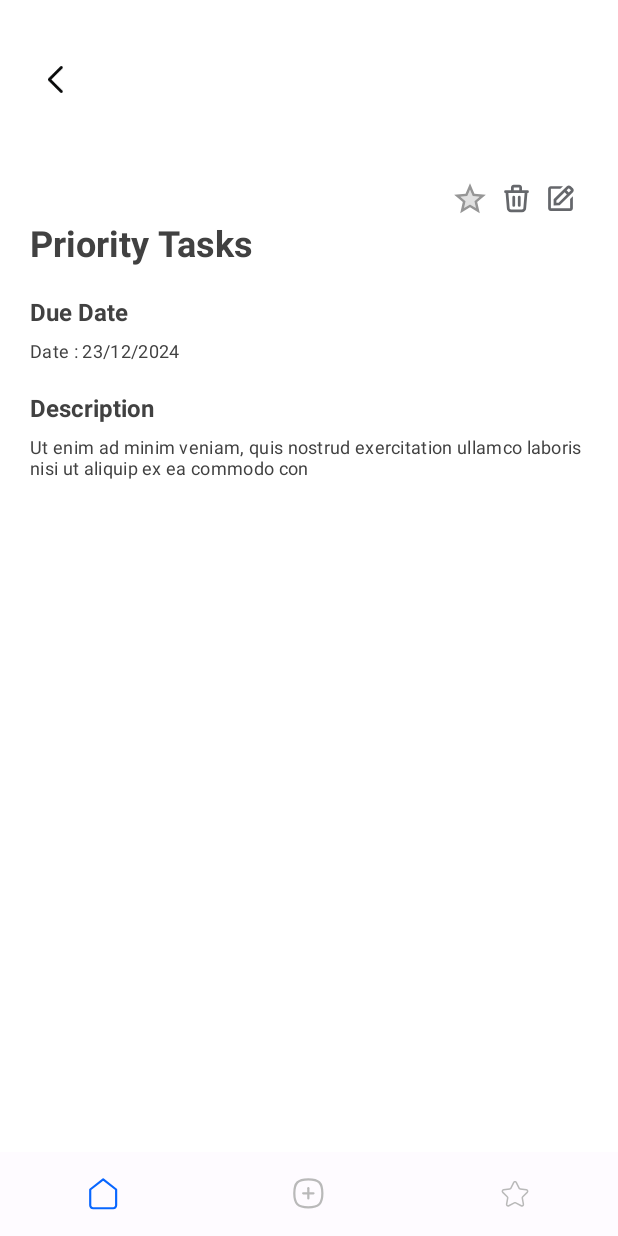
After one commit to Scar1109/TaskPivot, an Android app: the TaskViewScreen screen opened directly, with no data from a screen before it, on a phone screen of 412 x 824 dp. The commit adds this screen. Run offline under Robolectric (Android 15) with nearby library versions, the phone set to English and light mode, and no system bars.

Commit message:
TP | Task view screen UI

```diff
--- a/app/src/main/AndroidManifest.xml
+++ b/app/src/main/AndroidManifest.xml
@@ -13,6 +13,9 @@
         android:roundIcon="@mipmap/ic_launcher_round"
         android:supportsRtl="true"
         android:theme="@style/Theme.TaskPivot">
+        <activity
+            android:name=".modules.TaskViewScreen"
+            android:exported="false" />
         <activity
             android:name=".modules.PriorityScreen"
             android:exported="false" />
--- a/app/src/main/java/com/example/taskpivot/modules/HomeScreen.kt
+++ b/app/src/main/java/com/example/taskpivot/modules/HomeScreen.kt
@@ -30,7 +30,6 @@ class HomeScreen : AppCompatActivity(), TaskAdapter.OnDeleteClickListener, TaskA
 
     override fun onCreate(savedInstanceState: Bundle?) {
         super.onCreate(savedInstanceState)
-        setContentView(R.layout.activity_home_screen)
         enableEdgeToEdge()
 
         binding = ActivityHomeScreenBinding.inflate(layoutInflater)
--- /dev/null
+++ b/app/src/main/java/com/example/taskpivot/modules/TaskViewScreen.kt
@@ -0,0 +1,52 @@
+package com.example.taskpivot.modules
+
+import android.content.Intent
+import androidx.appcompat.app.AppCompatActivity
+import android.os.Bundle
+import androidx.activity.enableEdgeToEdge
+import com.example.taskpivot.R
+import com.example.taskpivot.databinding.ActivityHomeScreenBinding
+import com.example.taskpivot.databinding.ActivityTaskViewScreenBinding
+
+class TaskViewScreen : AppCompatActivity() {
+
+    private lateinit var binding: ActivityTaskViewScreenBinding
+    override fun onCreate(savedInstanceState: Bundle?) {
+        super.onCreate(savedInstanceState)
+        enableEdgeToEdge()
+
+        binding = ActivityTaskViewScreenBinding.inflate(layoutInflater)
+        setContentView(binding.root)
+
+        binding.backBtn.setOnClickListener {
+            finish()
+        }
+
+        //Bottom Navigation bar
+        binding.bottomNavigation.selectedItemId = R.id.page_1
+
+        binding.bottomNavigation.setOnNavigationItemSelectedListener { item ->
+            when (item.itemId) {
+                R.id.page_1 -> {
+                    val intent = Intent(this, HomeScreen::class.java)
+                    startActivity(intent)
+                    overridePendingTransition(R.anim.fade_in, R.anim.fade_out)
+                    true
+                }
+                R.id.page_2 -> {
+                    val intent = Intent(this, AddNewScreen::class.java)
+                    startActivity(intent)
+                    overridePendingTransition(R.anim.fade_in, R.anim.fade_out)
+                    true
+                }
+                R.id.page_3 -> {
+                    val intent = Intent(this, PriorityScreen::class.java)
+                    startActivity(intent)
+                    overridePendingTransition(R.anim.fade_in, R.anim.fade_out)
+                    true
+                }
+                else -> false
+            }
+        }
+    }
+}
--- /dev/null
+++ b/app/src/main/res/layout/activity_task_view_screen.xml
@@ -0,0 +1,142 @@
+<?xml version="1.0" encoding="utf-8"?>
+<androidx.constraintlayout.widget.ConstraintLayout xmlns:android="http://schemas.android.com/apk/res/android"
+    xmlns:app="http://schemas.android.com/apk/res-auto"
+    xmlns:tools="http://schemas.android.com/tools"
+    android:layout_width="match_parent"
+    android:layout_height="match_parent"
+    android:background="@color/primary_color"
+    tools:context=".modules.TaskViewScreen">
+
+    <com.google.android.material.bottomnavigation.BottomNavigationView
+        android:id="@+id/bottom_navigation"
+        style="@style/Widget.MaterialComponents.BottomNavigationView.Colored"
+        android:layout_width="match_parent"
+        android:layout_height="wrap_content"
+        android:background="@color/material_dynamic_neutral99"
+        app:itemHorizontalTranslationEnabled="false"
+        app:itemIconSize="24dp"
+        app:itemIconTint="@color/bottom_navigation_icon_color"
+        app:itemPaddingBottom="8dp"
+        app:itemPaddingTop="8dp"
+        app:itemRippleColor="@color/gray_400"
+        app:labelVisibilityMode="unlabeled"
+        app:layout_constraintBottom_toBottomOf="parent"
+        app:layout_constraintEnd_toEndOf="parent"
+        app:layout_constraintHorizontal_bias="0.0"
+        app:layout_constraintStart_toStartOf="parent"
+        app:menu="@menu/bottom_navigation_menu" />
+
+    <ImageView
+        android:id="@+id/back_btn"
+        android:layout_width="18dp"
+        android:layout_height="18dp"
+        android:layout_marginStart="28dp"
+        android:layout_marginTop="44dp"
+        app:layout_constraintStart_toStartOf="parent"
+        app:layout_constraintTop_toTopOf="parent"
+        app:srcCompat="@drawable/back_arrow_icon" />
+
+    <ScrollView
+        android:layout_width="0dp"
+        android:layout_height="0dp"
+        android:layout_marginTop="120dp"
+        android:orientation="vertical"
+        app:layout_constraintBottom_toTopOf="@+id/bottom_navigation"
+        app:layout_constraintEnd_toEndOf="parent"
+        app:layout_constraintStart_toStartOf="parent"
+        app:layout_constraintTop_toTopOf="parent"
+        app:layout_constraintVertical_bias="0.488">
+
+        <LinearLayout
+            android:layout_width="match_parent"
+            android:layout_height="wrap_content"
+            android:layout_marginStart="20dp"
+            android:layout_marginEnd="20dp"
+            android:orientation="vertical">
+
+            <LinearLayout
+                android:layout_width="match_parent"
+                android:layout_height="match_parent"
+                android:layout_gravity="end"
+                android:gravity="center_vertical|end"
+                android:orientation="horizontal">
+
+                <ImageView
+                    android:id="@+id/priority_btn"
+                    android:layout_width="25dp"
+                    android:layout_height="25dp"
+                    android:layout_marginEnd="7dp"
+                    app:srcCompat="@drawable/unliked_star" />
+
+                <ImageView
+                    android:id="@+id/delete_button"
+                    android:layout_width="22dp"
+                    android:layout_height="22dp"
+                    android:layout_marginEnd="7dp"
+                    app:srcCompat="@drawable/bx_delete" />
+
+                <ImageView
+                    android:id="@+id/edit_btn"
+                    android:layout_width="22dp"
+                    android:layout_height="22dp"
+                    android:layout_marginEnd="7dp"
+                    app:srcCompat="@drawable/bx_edit" />
+            </LinearLayout>
+
+            <TextView
+                android:id="@+id/task_title"
+                android:layout_width="match_parent"
+                android:layout_height="wrap_content"
+                android:gravity="start"
+                android:text="@string/priority_title"
+                android:textColor="@color/input_hint_color"
+                android:textSize="24sp"
+                android:textStyle="bold" />
+
+            <TextView
+                android:layout_width="match_parent"
+                android:layout_height="wrap_content"
+                android:layout_marginTop="20dp"
+                android:gravity="start"
+                android:lineSpacingExtra="2sp"
+                android:text="@string/due_date_txt"
+                android:textColor="@color/input_hint_color"
+                android:textSize="16sp"
+                android:textStyle="bold"
+                android:translationY="-1.11sp" />
+
+            <TextView
+                android:id="@+id/task_date"
+                android:layout_width="match_parent"
+                android:layout_height="wrap_content"
+                android:layout_marginTop="5dp"
+                android:text="@string/save_card_date"
+                android:textAppearance="?attr/textAppearanceBody2"
+                android:textColor="@color/input_hint_color"
+                android:textSize="12sp" />
+
+            <TextView
+                android:layout_width="match_parent"
+                android:layout_height="wrap_content"
+                android:layout_marginTop="20dp"
+                android:gravity="start"
+                android:lineSpacingExtra="2sp"
+                android:text="@string/description_txt"
+                android:textColor="@color/input_hint_color"
+                android:textSize="16sp"
+                android:textStyle="bold"
+                android:translationY="-1.11sp" />
+
+            <TextView
+                android:id="@+id/task_description"
+                android:layout_width="match_parent"
+                android:layout_height="wrap_content"
+                android:layout_marginTop="5dp"
+                android:text="@string/sample_description"
+                android:textAppearance="?attr/textAppearanceBody2"
+                android:textColor="@color/input_hint_color"
+                android:textSize="12sp" />
+        </LinearLayout>
+    </ScrollView>
+
+</androidx.constraintlayout.widget.ConstraintLayout>
--- a/app/src/main/res/values/strings.xml
+++ b/app/src/main/res/values/strings.xml
@@ -11,7 +11,7 @@
     <string name="recent_task_title">No Recent Tasks</string>
     <string name="no_recent_task_content">Tap Add New button for navigate to add new task page</string>
     <string name="add_new">Add New</string>
-    <string name="title_placeholder" >Title of Task</string>
+    <string name="title_placeholder">Title of Task</string>
     <string name="description_hint">Task Description</string>
     <string name="date_placeholder">Select Date</string>
     <string name="save_task_txt">Save Task</string>
@@ -23,4 +23,6 @@
     <string name="remove_itm_description">Are you sure want to remove this item?</string>
     <string name="cancel_btn_text">Cancel</string>
     <string name="priority_title">Priority Tasks</string>
+    <string name="due_date_txt">Due Date</string>
+    <string name="description_txt">Description</string>
 </resources>
```
